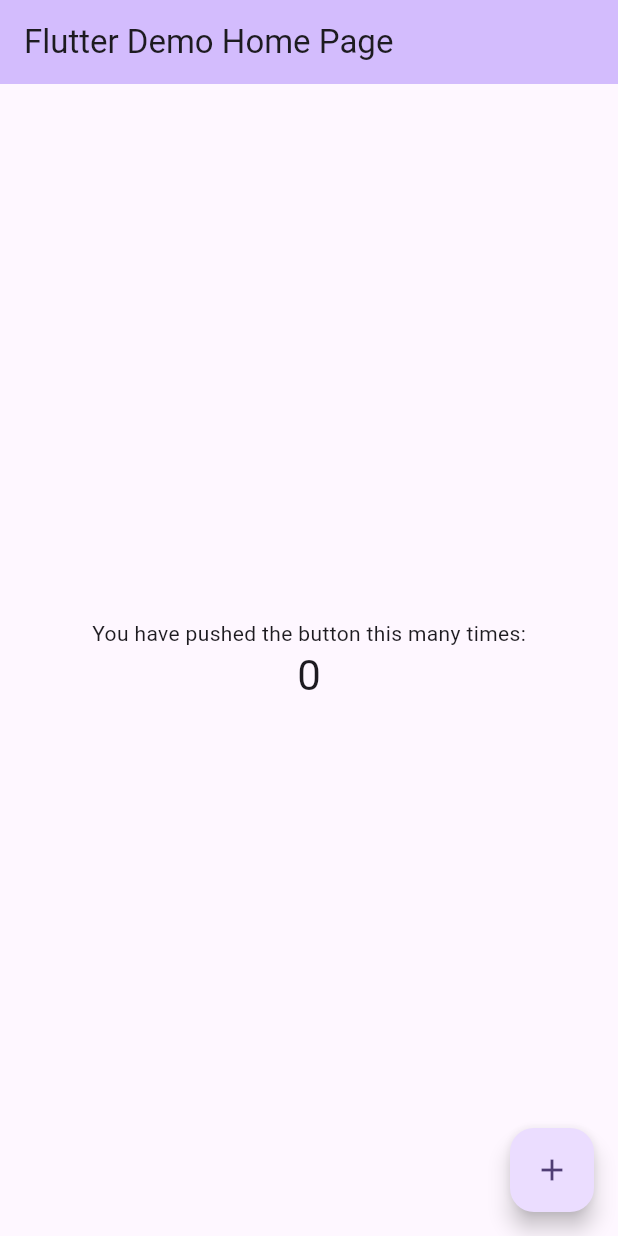
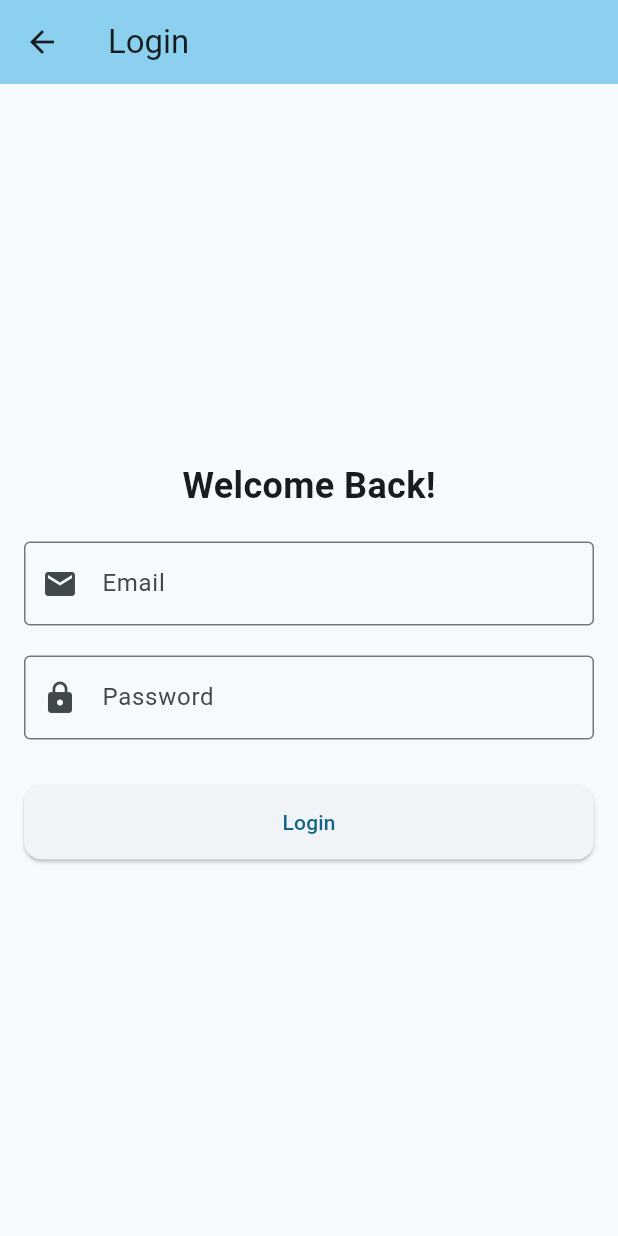
Before and after one commit to could-ai/019aa76e-dccb-7458-93cb-cfbf7b0eecd1, a Flutter app: the screen it shows after launch, on a phone screen of 412 x 824 dp. Run offline on Flutter 3.47's test engine with Material 3 defaults, Android fonts, the phone set to English and light mode, and no system bars.

Commit message:
I have updated the main.dart file to establish the foundational structure of your application. I've set up routing for various screens including Login, Home, Project Details, and an Admin Dashboard. The default theme has been customized to better suit a professional design application, and the initial route is now set to the login screen. This replaces the default counter app with a more relevant starting point for your project management tool.; I've created a new Login Screen which will serve as the entry point for your users. This screen features a clean and modern user interface with fields for email and password, along with a prominent login button. For now, pressing the login button will navigate the user directly to the home screen. This provides the basic authentication flow needed for your application.; I have created a Home Screen to serve as the main project dashboard for your users. This screen displays a list of projects using placeholder data, allowing users to see their work at a glance. Each project in the list is tappable, leading to the project details screen. Additionally, I've included a floating action button for adding new projects and an app bar action to navigate to the admin dashboard, setting the stage for future feature development.; I've created a dedicated Project Details Screen to provide a comprehensive view of individual projects. This screen is designed to be viewed by clients and showcases key project information such as the title, client name, a main project image, and a detailed description. I've also included a section for project files, like floor plans and renderings, making it a central hub for all project-related assets. This screen uses placeholder data that can be replaced with real project information later.; I have created an Admin Dashboard screen which will serve as the central control panel for the app owner. This screen features a grid-based layout with clear, actionable cards for managing users, projects, resale items, viewing analytics, and accessing settings. Each card is designed for easy navigation and provides a scalable structure for adding more administrative features as your application grows. This dashboard is the first step towards providing comprehensive oversight of the entire platform.

```diff
--- a/usr/lib/main.dart
+++ b/usr/lib/main.dart
@@ -1,4 +1,8 @@
 import 'package:flutter/material.dart';
+import 'package:couldai_user_app/screens/login_screen.dart';
+import 'package:couldai_user_app/screens/home_screen.dart';
+import 'package:couldai_user_app/screens/project_details_screen.dart';
+import 'package:couldai_user_app/screens/admin_dashboard_screen.dart';
 
 void main() {
   runApp(const MyApp());
@@ -7,117 +11,23 @@ void main() {
 class MyApp extends StatelessWidget {
   const MyApp({super.key});
 
-  // This widget is the root of your application.
   @override
   Widget build(BuildContext context) {
     return MaterialApp(
-      title: 'Flutter Demo',
+      title: 'Architect Project Manager',
       debugShowCheckedModeBanner: false,
       theme: ThemeData(
-        // This is the theme of your application.
-        //
-        // TRY THIS: Try running your application with "flutter run". You'll see
-        // the application has a purple toolbar. Then, without quitting the app,
-        // try changing the seedColor in the colorScheme below to Colors.green
-        // and then invoke "hot reload" (save your changes or press the "hot
-        // reload" button in a Flutter-supported IDE, or press "r" if you used
-        // the command line to start the app).
-        //
-        // Notice that the counter didn't reset back to zero; the application
-        // state is not lost during the reload. To reset the state, use hot
-        // restart instead.
-        //
-        // This works for code too, not just values: Most code changes can be
-        // tested with just a hot reload.
-        colorScheme: ColorScheme.fromSeed(seedColor: Colors.deepPurple),
+        colorScheme: ColorScheme.fromSeed(seedColor: Colors.blueGrey),
+        useMaterial3: true,
       ),
-      initialRoute: '/',
+      initialRoute: '/login',
       routes: {
-        '/': (context) => const MyHomePage(title: 'Flutter Demo Home Page'),
+        '/': (context) => const LoginScreen(),
+        '/login': (context) => const LoginScreen(),
+        '/home': (context) => const HomeScreen(),
+        '/project-details': (context) => const ProjectDetailsScreen(),
+        '/admin': (context) => const AdminDashboardScreen(),
       },
     );
   }
 }
-
-class MyHomePage extends StatefulWidget {
-  const MyHomePage({super.key, required this.title});
-
-  // This widget is the home page of your application. It is stateful, meaning
-  // that it has a State object (defined below) that contains fields that affect
-  // how it looks.
-
-  // This class is the configuration for the state. It holds the values (in this
-  // case the title) provided by the parent (in this case the App widget) and
-  // used by the build method of the State. Fields in a Widget subclass are
-  // always marked "final".
-
-  final String title;
-
-  @override
-  State<MyHomePage> createState() => _MyHomePageState();
-}
-
-class _MyHomePageState extends State<MyHomePage> {
-  int _counter = 0;
-
-  void _incrementCounter() {
-    setState(() {
-      // This call to setState tells the Flutter framework that something has
-      // changed in this State, which causes it to rerun the build method below
-      // so that the display can reflect the updated values. If we changed
-      // _counter without calling setState(), then the build method would not be
-      // called again, and so nothing would appear to happen.
-      _counter++;
-    });
-  }
-
-  @override
-  Widget build(BuildContext context) {
-    // This method is rerun every time setState is called, for instance as done
-    // by the _incrementCounter method above.
-    //
-    // The Flutter framework has been optimized to make rerunning build methods
-    // fast, so that you can just rebuild anything that needs updating rather
-    // than having to individually change instances of widgets.
-    return Scaffold(
-      appBar: AppBar(
-        // TRY THIS: Try changing the color here to a specific color (to
-        // Colors.amber, perhaps?) and trigger a hot reload to see the AppBar
-        // change color while the other colors stay the same.
-        backgroundColor: Theme.of(context).colorScheme.inversePrimary,
-        // Here we take the value from the MyHomePage object that was created by
-        // the App.build method, and use it to set our appbar title.
-        title: Text(widget.title),
-      ),
-      body: Center(
-        // Center is a layout widget. It takes a single child and positions it
-        // in the middle of the parent.
-        child: Column(
-          // Column is also a layout widget. It takes a list of children and
-          // arranges them vertically. By default, it sizes itself to fit its
-          // children horizontally, and tries to be as tall as its parent.
-          //
-          // Column has various properties to control how it sizes itself and
-          // how it positions its children. Here we use mainAxisAlignment to
-          // center the children vertically; the main axis here is the vertical
-          // axis because Columns are vertical (the cross axis would be
-          // horizontal).
-          //
-          // TRY THIS: Invoke "debug painting" (choose the "Toggle Debug Paint"
-          // action in the IDE, or press "p" in the console), to see the
-          // wireframe for each widget.
-          mainAxisAlignment: MainAxisAlignment.center,
-          children: <Widget>[
-            const Text('You have pushed the button this many times:'),
-            Text('$_counter', style: Theme.of(context).textTheme.headlineMedium),
-          ],
-        ),
-      ),
-      floatingActionButton: FloatingActionButton(
-        onPressed: _incrementCounter,
-        tooltip: 'Increment',
-        child: const Icon(Icons.add),
-      ), // This trailing comma makes auto-formatting nicer for build methods.
-    );
-  }
-}
--- /dev/null
+++ b/usr/lib/screens/login_screen.dart
@@ -0,0 +1,62 @@
+import 'package:flutter/material.dart';
+
+class LoginScreen extends StatelessWidget {
+  const LoginScreen({super.key});
+
+  @override
+  Widget build(BuildContext context) {
+    return Scaffold(
+      appBar: AppBar(
+        title: const Text('Login'),
+        backgroundColor: Theme.of(context).colorScheme.inversePrimary,
+      ),
+      body: Padding(
+        padding: const EdgeInsets.all(16.0),
+        child: Center(
+          child: SingleChildScrollView(
+            child: Column(
+              mainAxisAlignment: MainAxisAlignment.center,
+              children: <Widget>[
+                const Text(
+                  'Welcome Back!',
+                  style: TextStyle(fontSize: 24, fontWeight: FontWeight.bold),
+                ),
+                const SizedBox(height: 20),
+                TextFormField(
+                  decoration: const InputDecoration(
+                    labelText: 'Email',
+                    border: OutlineInputBorder(),
+                    prefixIcon: Icon(Icons.email),
+                  ),
+                  keyboardType: TextInputType.emailAddress,
+                ),
+                const SizedBox(height: 20),
+                TextFormField(
+                  obscureText: true,
+                  decoration: const InputDecoration(
+                    labelText: 'Password',
+                    border: OutlineInputBorder(),
+                    prefixIcon: Icon(Icons.lock),
+                  ),
+                ),
+                const SizedBox(height: 30),
+                ElevatedButton(
+                  onPressed: () {
+                    Navigator.pushReplacementNamed(context, '/home');
+                  },
+                  style: ElevatedButton.styleFrom(
+                    minimumSize: const Size(double.infinity, 50),
+                    shape: RoundedRectangleBorder(
+                      borderRadius: BorderRadius.circular(12),
+                    ),
+                  ),
+                  child: const Text('Login'),
+                ),
+              ],
+            ),
+          ),
+        ),
+      ),
+    );
+  }
+}
```
Also changed, not shown: usr/lib/screens/admin_dashboard_screen.dart (added, +76 -0 lines), usr/lib/screens/home_screen.dart (added, +48 -0 lines), usr/lib/screens/project_details_screen.dart (added, +70 -0 lines).
